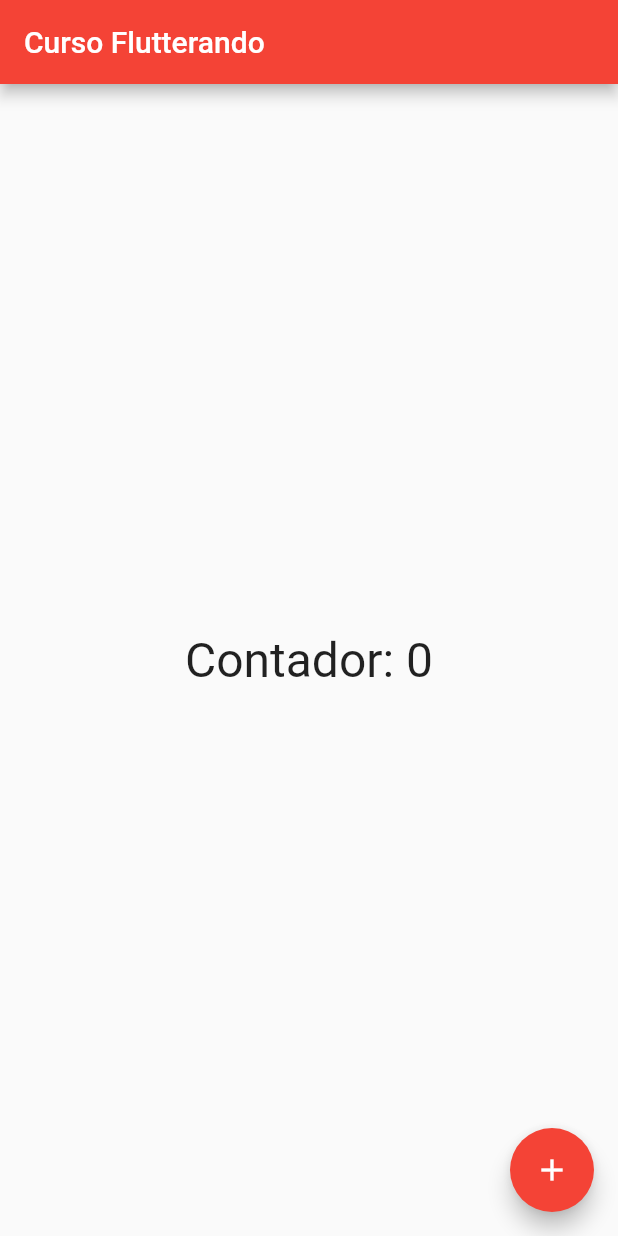
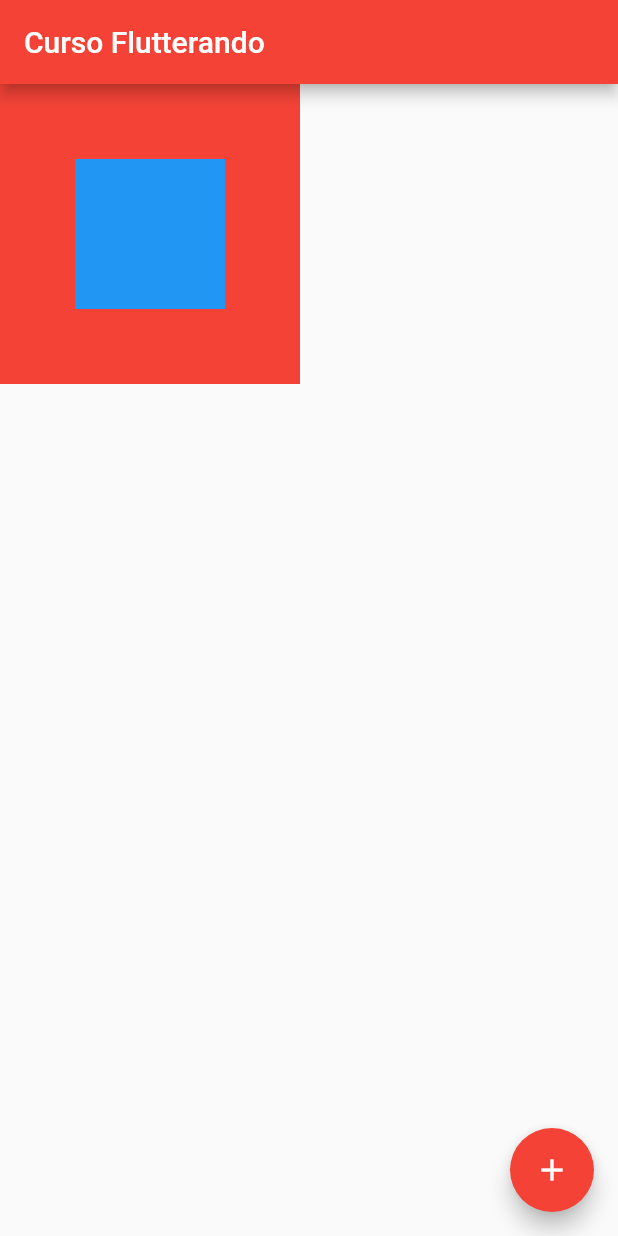
Before and after one commit to LucianoFraga27/Flutter-CursoFlutterando, a Flutter app: the screen it shows after launch, on a phone screen of 412 x 824 dp. Run offline on Flutter 3.47's test engine with Material 2 defaults, Android fonts, the phone set to English and light mode, and no system bars.

Commit message:
Single render

```diff
--- a/lib/home_page.dart
+++ b/lib/home_page.dart
@@ -16,19 +16,18 @@ class HomePageState extends State<HomePage> {
         appBar: AppBar(
           title: Text('Curso Flutterando'),
         ),
-        body: Center(
-          child: GestureDetector(
-            child: Text(
-              'Contador: $counter',
-              style: TextStyle(fontSize: 32),
-            ),
-            onTap: () {
-              setState(() {
-                counter++;
-              });
-            },
-          ),
-        ),
+        body: Container(
+          height: 200,
+          width: 200,
+          color: Colors.red,
+          child: Align(
+            alignment: Alignment.center,
+            child: Container(
+              height: 100,
+              width: 100,
+              color: Colors.blue,
+            )
+           )),
         floatingActionButton: FloatingActionButton(
           child: Icon(Icons.add),
           onPressed: () {
```
Also changed, not shown: 1 other file.
